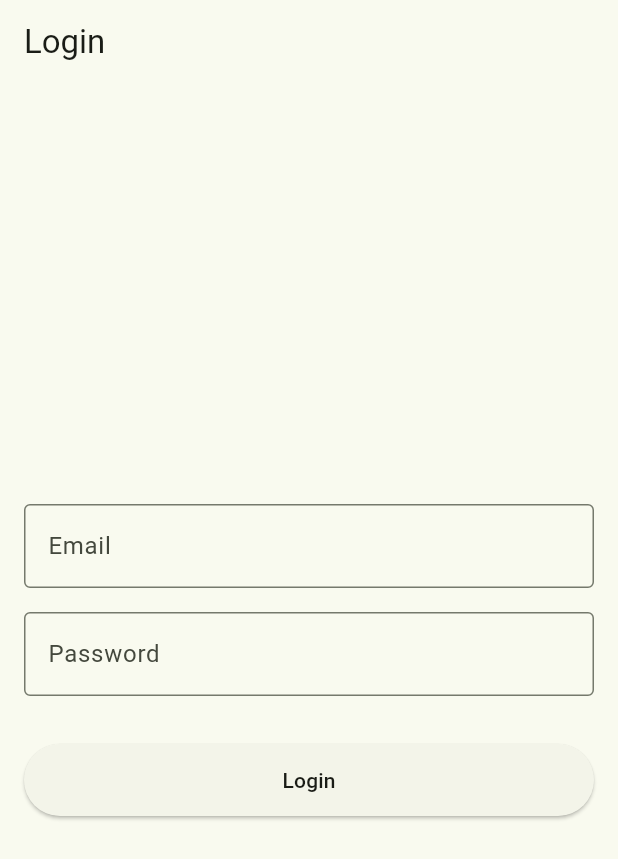
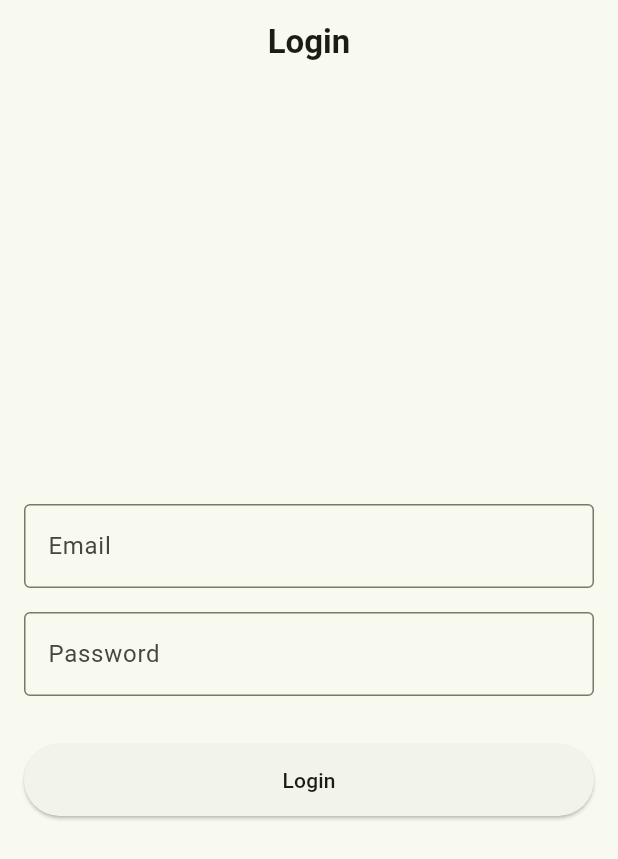
Before and after one commit to johnpatrickdelacruz/maya_exam, a Flutter app: the screen it shows after launch, on a phone screen of 412 x 824 dp. Shown: the top 859 px of the screen. Run offline on Flutter 3.47's test engine with Material 3 defaults, Android fonts, the light colour scheme and no system bars; our stand-ins replace cloud_firestore, equatable, firebase_auth, firebase_core, flutter_bloc, get_it and 1 more; accounts and stored records are empty.

Commit message:
Remove debug in appbar Align text in appbar

```diff
--- a/lib/main.dart
+++ b/lib/main.dart
@@ -37,6 +37,7 @@ class MyApp extends StatelessWidget {
       child: MaterialApp.router(
         routerConfig: AppRouter.router,
         title: AppStrings.appTitle,
+        debugShowCheckedModeBanner: false,
         theme: ThemeData(
           colorScheme: ColorScheme.fromSeed(seedColor: Colors.lightGreen),
           useMaterial3: true,
--- a/lib/widget/common/common_app_bar.dart
+++ b/lib/widget/common/common_app_bar.dart
@@ -4,6 +4,7 @@ import 'package:new_maya_exam/bloc/auth/auth_bloc.dart';
 import 'package:new_maya_exam/bloc/auth/auth_event.dart';
 import 'package:new_maya_exam/services/service_locator.dart';
 import 'package:new_maya_exam/utils/app_strings.dart';
+import 'package:new_maya_exam/widget/common/common_app_text.dart';
 
 class CommonAppBar extends AppBar {
   CommonAppBar({
@@ -12,7 +13,12 @@ class CommonAppBar extends AppBar {
     required String title,
     bool showLogout = false,
   }) : super(
-          title: Text(title),
+          title: AppText(
+            title,
+            style: AppTextStyle.titleLarge,
+            fontWeight: FontWeight.bold,
+          ),
+          centerTitle: true,
           actions: showLogout
               ? [
                   IconButton(
```
